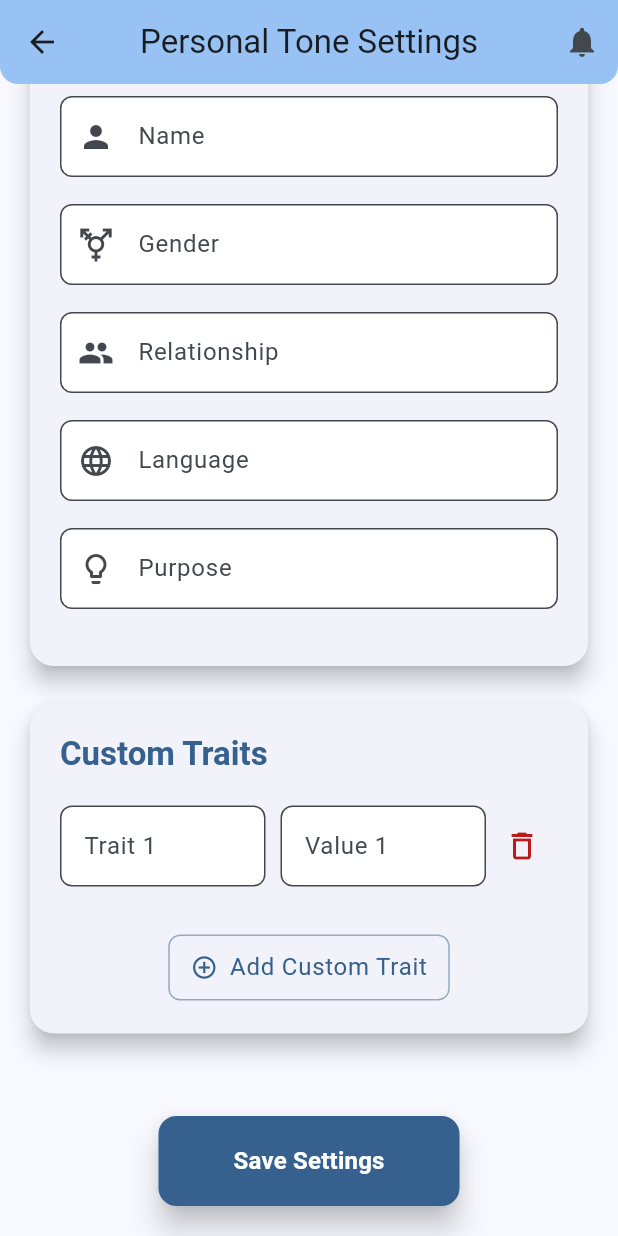
After one commit to Pi-Dev-0/Pi-QBank, a Flutter app: the PersonalToneSettingPage screen opened directly, scrolled down 89 dp, after a tap on "Add Custom Trait", on a phone screen of 412 x 824 dp. The commit adds this screen. Run offline on Flutter 3.47's test engine with Material 3 defaults, Android fonts, the phone set to English and light mode, and no system bars; our stand-ins replace connectivity_plus, curved_navigation_bar, file_picker, image_picker, logger, open_file and 5 more; missing offline and left inert: syncfusion_flutter_pdfviewer; accounts and stored records are empty; network calls fail; Roboto replaces fonts that are missing (HindSiliguri).

Commit message:
feat: Add personal tone setting page navigation
Integrate a settings icon into the AI Assistant app bar to navigate to the new `PersonalToneSettingPage`. This allows users to access and configure their personal tone settings directly from the AI Assistant screen.

```diff
--- a/lib/pages/ai_page.dart
+++ b/lib/pages/ai_page.dart
@@ -7,6 +7,7 @@ import 'dart:convert';
 import '../widgets/custom_app_bar.dart';
 import '../widgets/app_drawer.dart';
 import '../config/app_config.dart';
+import 'personal_tone_setting_page.dart';
 
 class AIPage extends StatefulWidget {
   const AIPage({super.key});
@@ -158,7 +159,21 @@ class _AIPageState extends State<AIPage> {
     final colorScheme = Theme.of(context).colorScheme;
 
     return Scaffold(
-      appBar: const CustomAppBar(title: 'AI Assistant'),
+      appBar: CustomAppBar(
+        title: 'AI Assistant',
+        actions: [
+          IconButton(
+            icon: const Icon(Icons.settings), // Changed to Icons.settings
+            onPressed: () {
+              Navigator.push(
+                context,
+                MaterialPageRoute(
+                    builder: (context) => const PersonalToneSettingPage()),
+              );
+            },
+          ),
+        ],
+      ),
       drawer: const AppDrawer(),
       body: Column(
         children: [
--- /dev/null
+++ b/lib/pages/personal_tone_setting_page.dart
@@ -0,0 +1,316 @@
+import 'package:flutter/material.dart';
+import 'package:shared_preferences/shared_preferences.dart';
+import 'dart:convert';
+import '../widgets/custom_app_bar.dart';
+
+class PersonalToneSettingPage extends StatefulWidget {
+  const PersonalToneSettingPage({super.key});
+
+  @override
+  State<PersonalToneSettingPage> createState() =>
+      _PersonalToneSettingPageState();
+}
+
+class _PersonalToneSettingPageState extends State<PersonalToneSettingPage> {
+  final TextEditingController _nameController = TextEditingController();
+  final TextEditingController _genderController = TextEditingController();
+  final TextEditingController _relationshipController = TextEditingController();
+  final TextEditingController _languageController = TextEditingController();
+  final TextEditingController _purposeController = TextEditingController();
+  final List<Map<String, String>> _customTraits = [];
+
+  @override
+  void initState() {
+    super.initState();
+    _loadSettings();
+  }
+
+  Future<void> _loadSettings() async {
+    final prefs = await SharedPreferences.getInstance();
+    setState(() {
+      _nameController.text = prefs.getString('tone_name') ?? '';
+      _genderController.text = prefs.getString('tone_gender') ?? '';
+      _relationshipController.text = prefs.getString('tone_relationship') ?? '';
+      _languageController.text = prefs.getString('tone_language') ?? '';
+      _purposeController.text = prefs.getString('tone_purpose') ?? '';
+
+      final customTraitsJson = prefs.getStringList('tone_customTraits');
+      if (customTraitsJson != null) {
+        _customTraits.clear();
+        for (var jsonString in customTraitsJson) {
+          _customTraits.add(Map<String, String>.from(jsonDecode(jsonString)));
+        }
+      }
+    });
+  }
+
+  Future<void> _saveSettings() async {
+    final prefs = await SharedPreferences.getInstance();
+    await prefs.setString('tone_name', _nameController.text);
+    await prefs.setString('tone_gender', _genderController.text);
+    await prefs.setString('tone_relationship', _relationshipController.text);
+    await prefs.setString('tone_language', _languageController.text);
+    await prefs.setString('tone_purpose', _purposeController.text);
+
+    final customTraitsJson =
+        _customTraits.map((trait) => jsonEncode(trait)).toList();
+    await prefs.setStringList('tone_customTraits', customTraitsJson);
+
+    if (mounted) {
+      ScaffoldMessenger.of(context).showSnackBar(
+        SnackBar(
+          content: Text(
+            'Settings Saved Successfully!',
+            style: TextStyle(color: Theme.of(context).colorScheme.onPrimary),
+          ),
+          backgroundColor: Theme.of(context).colorScheme.primary,
+          behavior: SnackBarBehavior.floating,
+          shape: RoundedRectangleBorder(borderRadius: BorderRadius.circular(8)),
+          margin: const EdgeInsets.all(16),
+        ),
+      );
+    }
+  }
+
+  void _addCustomTrait() {
+    setState(() {
+      _customTraits.add({'trait': '', 'value': ''});
+    });
+  }
+
+  void _removeCustomTrait(int index) {
+    setState(() {
+      _customTraits.removeAt(index);
+    });
+  }
+
+  @override
+  void dispose() {
+    _nameController.dispose();
+    _genderController.dispose();
+    _relationshipController.dispose();
+    _languageController.dispose();
+    _purposeController.dispose();
+    super.dispose();
+  }
+
+  @override
+  Widget build(BuildContext context) {
+    final colorScheme = Theme.of(context).colorScheme;
+    final textTheme = Theme.of(context).textTheme;
+
+    return Scaffold(
+      appBar: CustomAppBar(
+        title: 'Personal Tone Settings',
+        centerTitle: true,
+      ),
+      body: SingleChildScrollView(
+        padding: const EdgeInsets.all(20.0), // Increased padding
+        child: Column(
+          crossAxisAlignment: CrossAxisAlignment.start,
+          children: [
+            Card(
+              elevation: 6, // Increased elevation
+              shape: RoundedRectangleBorder(
+                  borderRadius:
+                      BorderRadius.circular(16)), // Slightly more rounded
+              margin: const EdgeInsets.only(bottom: 25), // Increased margin
+              child: Padding(
+                padding: const EdgeInsets.all(20.0), // Increased padding
+                child: Column(
+                  crossAxisAlignment: CrossAxisAlignment.start,
+                  children: [
+                    Text(
+                      'Basic Information',
+                      style: textTheme.titleLarge?.copyWith(
+                        fontWeight: FontWeight.w600, // Semi-bold
+                        color: colorScheme.primary,
+                      ),
+                    ),
+                    const SizedBox(height: 20), // Increased spacing
+                    _buildTextField(_nameController, 'Name', 'e.g., John Doe',
+                        Icons.person),
+                    _buildTextField(_genderController, 'Gender',
+                        'e.g., Male, Female, Non-binary', Icons.transgender),
+                    _buildTextField(_relationshipController, 'Relationship',
+                        'e.g., Friend, Colleague, Family', Icons.people),
+                    _buildTextField(_languageController, 'Language',
+                        'e.g., English, Spanish, Bengali', Icons.language),
+                    _buildTextField(
+                        _purposeController,
+                        'Purpose',
+                        'e.g., Education, Entertainment, Business',
+                        Icons.lightbulb_outline),
+                  ],
+                ),
+              ),
+            ),
+            Card(
+              elevation: 6, // Increased elevation
+              shape: RoundedRectangleBorder(
+                  borderRadius:
+                      BorderRadius.circular(16)), // Slightly more rounded
+              margin: const EdgeInsets.only(bottom: 25), // Increased margin
+              child: Padding(
+                padding: const EdgeInsets.all(20.0), // Increased padding
+                child: Column(
+                  crossAxisAlignment: CrossAxisAlignment.start,
+                  children: [
+                    Text(
+                      'Custom Traits',
+                      style: textTheme.titleLarge?.copyWith(
+                        fontWeight: FontWeight.w600, // Semi-bold
+                        color: colorScheme.primary,
+                      ),
+                    ),
+                    const SizedBox(height: 20), // Increased spacing
+                    if (_customTraits.isEmpty)
+                      Padding(
+                        padding: const EdgeInsets.symmetric(
+                            vertical: 15.0), // Increased padding
+                        child: Text(
+                          'No custom traits added yet. Click "Add Custom Trait" to add one.',
+                          style: textTheme.bodyLarge?.copyWith(
+                            // Changed to bodyLarge
+                            color: colorScheme.onSurfaceVariant,
+                            fontStyle: FontStyle.italic,
+                          ),
+                          textAlign: TextAlign.center,
+                        ),
+                      ),
+                    ..._customTraits.asMap().entries.map((entry) {
+                      int index = entry.key;
+                      Map<String, String> trait = entry.value;
+                      return Padding(
+                        padding: const EdgeInsets.only(bottom: 15.0),
+                        child: Row(
+                          children: [
+                            Expanded(
+                              child: TextFormField(
+                                decoration: InputDecoration(
+                                  labelText: 'Trait ${index + 1}',
+                                  hintText: 'e.g., Favorite Color',
+                                  border: OutlineInputBorder(
+                                      borderRadius: BorderRadius.circular(
+                                          8.0)), // Less rounded
+                                  filled: true,
+                                  fillColor: colorScheme.surfaceContainerLowest,
+                                  contentPadding: const EdgeInsets.symmetric(
+                                      vertical: 15,
+                                      horizontal: 12), // Adjusted padding
+                                ),
+                                onChanged: (value) => trait['trait'] = value,
+                                controller:
+                                    TextEditingController(text: trait['trait']),
+                              ),
+                            ),
+                            const SizedBox(width: 10),
+                            Expanded(
+                              child: TextFormField(
+                                decoration: InputDecoration(
+                                  labelText: 'Value ${index + 1}',
+                                  hintText: 'e.g., Blue',
+                                  border: OutlineInputBorder(
+                                      borderRadius: BorderRadius.circular(
+                                          8.0)), // Less rounded
+                                  filled: true,
+                                  fillColor: colorScheme.surfaceContainerLowest,
+                                  contentPadding: const EdgeInsets.symmetric(
+                                      vertical: 15,
+                                      horizontal: 12), // Adjusted padding
+                                ),
+                                onChanged: (value) => trait['value'] = value,
+                                controller:
+                                    TextEditingController(text: trait['value']),
+                              ),
+                            ),
+                            IconButton(
+                              icon: Icon(Icons.delete_outline,
+                                  color: colorScheme.error), // Changed icon
+                              onPressed: () => _removeCustomTrait(index),
+                              tooltip: 'Remove Trait',
+                            ),
+                          ],
+                        ),
+                      );
+                    }),
+                    const SizedBox(height: 15), // Adjusted spacing
+                    Center(
+                      child: TextButton.icon(
+                        // Changed to TextButton.icon
+                        onPressed: _addCustomTrait,
+                        icon: Icon(Icons.add_circle_outline,
+                            color:
+                                colorScheme.primary), // Icon with primary color
+                        label: Text(
+                          'Add Custom Trait',
+                          style: textTheme.bodyLarge?.copyWith(
+                              color: colorScheme
+                                  .primary), // Text with primary color
+                        ),
+                        style: TextButton.styleFrom(
+                          padding: const EdgeInsets.symmetric(
+                              horizontal: 15, vertical: 10),
+                          shape: RoundedRectangleBorder(
+                            borderRadius: BorderRadius.circular(8),
+                            side: BorderSide(
+                                color: colorScheme.primary
+                                    .withOpacity(0.5)), // Subtle border
+                          ),
+                        ),
+                      ),
+                    ),
+                  ],
+                ),
+              ),
+            ),
+            const SizedBox(height: 30), // Increased spacing before save button
+            Center(
+              child: ElevatedButton(
+                onPressed: _saveSettings, // Call _saveSettings
+                style: ElevatedButton.styleFrom(
+                  backgroundColor:
+                      colorScheme.primary, // Primary color for save button
+                  foregroundColor: colorScheme.onPrimary,
+                  padding: const EdgeInsets.symmetric(
+                      horizontal: 50, vertical: 18), // Larger padding
+                  shape: RoundedRectangleBorder(
+                    borderRadius: BorderRadius.circular(12), // More rounded
+                  ),
+                  textStyle: textTheme.titleMedium?.copyWith(
+                      fontWeight: FontWeight.bold), // Larger and bolder text
+                  elevation: 8, // More elevation for save button
+                ),
+                child: const Text('Save Settings'),
+              ),
+            ),
+          ],
+        ),
+      ),
+    );
+  }
+
+  Widget _buildTextField(TextEditingController controller, String label,
+      String hintText, IconData icon) {
+    return Padding(
+      padding: const EdgeInsets.only(bottom: 18.0), // Adjusted padding
+      child: TextFormField(
+        controller: controller,
+        decoration: InputDecoration(
+          labelText: label,
+          hintText: hintText,
+          border: OutlineInputBorder(
+              borderRadius: BorderRadius.circular(8.0)), // Less rounded
+          filled: true,
+          fillColor: Theme.of(context).colorScheme.surfaceContainerLowest,
+          prefixIcon: Icon(icon,
+              color: Theme.of(context)
+                  .colorScheme
+                  .onSurfaceVariant), // Added prefix icon
+          contentPadding: const EdgeInsets.symmetric(
+              vertical: 15, horizontal: 12), // Adjusted padding
+        ),
+      ),
+    );
+  }
+}
```
